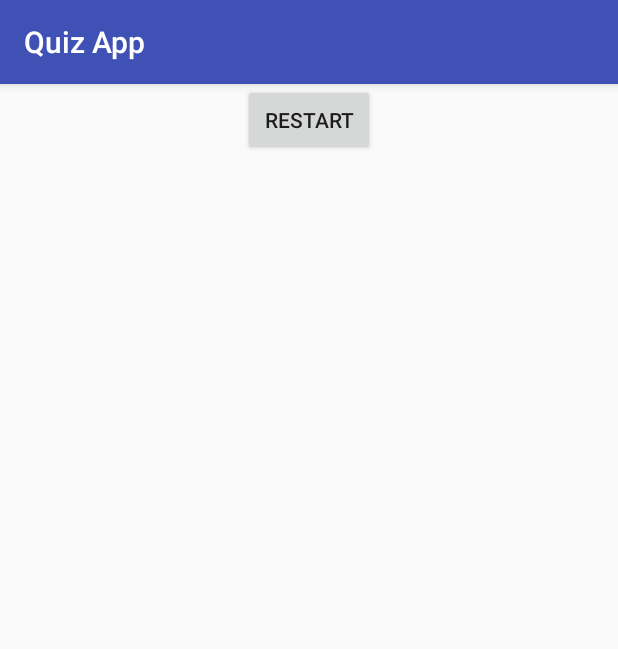
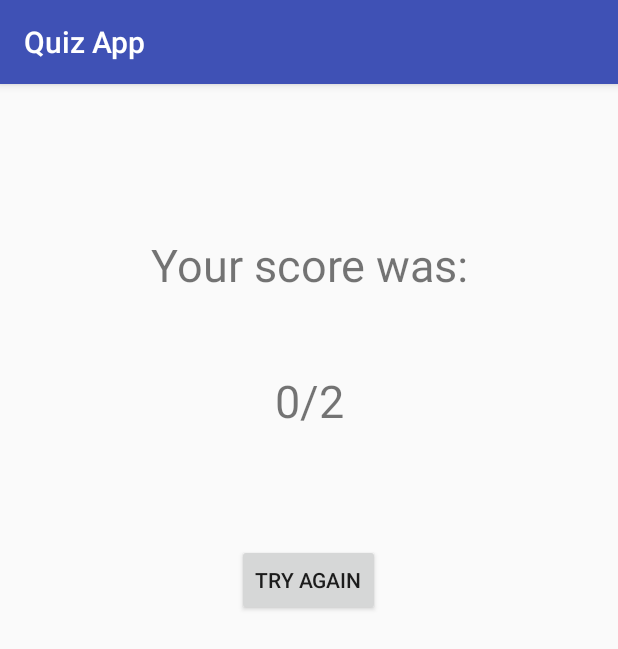
Before and after one commit to jgasao07/Quiz_App, an Android app: the EndPage screen opened directly, with no data from a screen before it, on a phone screen of 412 x 824 dp. Shown: the top 649 px of the screen. Run offline under Robolectric (Android 15) with nearby library versions, the phone set to English and light mode, and no system bars.

```diff
--- a/app/src/main/java/com/example/john/quizapp/EndPage.java
+++ b/app/src/main/java/com/example/john/quizapp/EndPage.java
@@ -1,7 +1,10 @@
 package com.example.john.quizapp;
 
+import android.content.Intent;
 import android.support.v7.app.AppCompatActivity;
 import android.os.Bundle;
+import android.view.View;
+import android.widget.TextView;
 
 public class EndPage extends AppCompatActivity {
 
@@ -9,5 +12,26 @@ public class EndPage extends AppCompatActivity {
     protected void onCreate(Bundle savedInstanceState) {
         super.onCreate(savedInstanceState);
         setContentView(R.layout.activity_end_page);
+
+        TextView score = (TextView) findViewById(R.id.score);
+        int finalScore = QuizApp.getScore();
+        score.setText(finalScore + "/2");
     }
+
+    public void restart(View view) {
+        QuizApp.reset();
+        Intent intent = new Intent(this, QuizApp.class);
+        startActivity(intent);
+    }
+
+    /*
+    public void answers(View view) {
+        answerpage ap = new answerpage();
+        getFragmentManager()
+                .beginTransaction()
+                .add(R.id.container2, ap)
+                .addToBackStack(null)
+                .commit();
+    }
+    */
 }
--- a/app/src/main/java/com/example/john/quizapp/QuizApp.java
+++ b/app/src/main/java/com/example/john/quizapp/QuizApp.java
@@ -12,12 +12,16 @@ public class QuizApp extends AppCompatActivity {
 
     public static int score = 0;
 
-    public static void addPoints(int point) {
+    public static void addPoints() {
         score++;
-        return;
     }
-    public int getScore() {
-        return this.score;
+
+    public static void reset() {
+        score = 0;
+    }
+
+    public static int getScore() {
+        return score;
     }
 
     @Override
--- a/app/src/main/res/layout/activity_end_page.xml
+++ b/app/src/main/res/layout/activity_end_page.xml
@@ -6,14 +6,34 @@
     tools:context="com.example.john.quizapp.EndPage"
     android:orientation="vertical">
 
+    <TextView
+        android:layout_width="match_parent"
+        android:layout_height="wrap_content"
+        android:layout_gravity="center"
+        android:gravity="center"
+        android:layout_marginTop="100dp"
+        android:textSize="30dp"
+        android:text="Your score was:"/>
 
-        <Button
+    <TextView
+        android:layout_width="match_parent"
+        android:layout_height="wrap_content"
+        android:layout_gravity="center"
+        android:gravity="center"
+        android:layout_marginTop="50dp"
+        android:textSize="30dp"
+        android:id="@+id/score"/>
 
-            android:id="@+id/restart"
-            android:layout_width="wrap_content"
-            android:layout_height="wrap_content"
-            android:text="Restart"
-            android:layout_gravity="center"
-            />
+    <Button
+        android:id="@+id/restart"
+        android:layout_width="wrap_content"
+        android:layout_height="wrap_content"
+        android:text="Try Again"
+        android:layout_gravity="center_horizontal"
+        android:gravity="center"
+        android:layout_marginTop="75dp"
+        android:onClick="restart"
+        />
+
 
 </LinearLayout>
--- a/app/src/main/res/values/strings.xml
+++ b/app/src/main/res/values/strings.xml
@@ -1,7 +1,7 @@
 <resources>
     <string name="app_name">Quiz App</string>
     <string name="welcome">Welcome to Quiz App</string>
-    <string name="start">Start</string>
+    <string name="start">Click To Start</string>
     <string name="question">Who is this person?</string>
     <string name="enter_answer">Enter answer</string>
     <string name="button_submit">Submit</string>
```
Also changed, not shown: app/src/main/java/com/example/john/quizapp/PlayActivity.java (+61 -30 lines), app/src/main/java/com/example/john/quizapp/Question.java (+25 -13 lines), app/src/main/java/com/example/john/quizapp/Question2.java (+34 -102 lines), app/src/main/res/layout/activity_play.xml (+5 -12 lines), app/src/main/res/layout/activity_quiz_app.xml (+10 -5 lines), app/src/main/res/layout/fragment_question.xml (+19 -8 lines), app/src/main/res/layout/fragment_question2.xml (+41 -10 lines).
